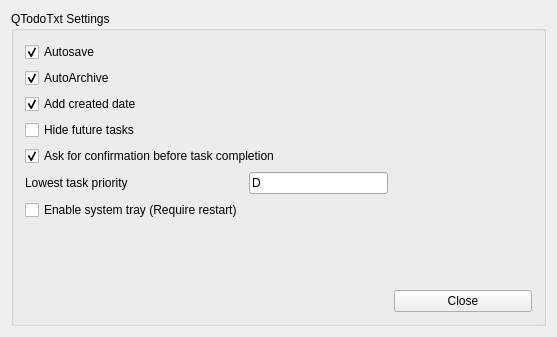
Above: qtodotxt/ui/dialogs/settingsui.ui from QTodoTxt/QTodoTxt before the change. Below: the same form after it.
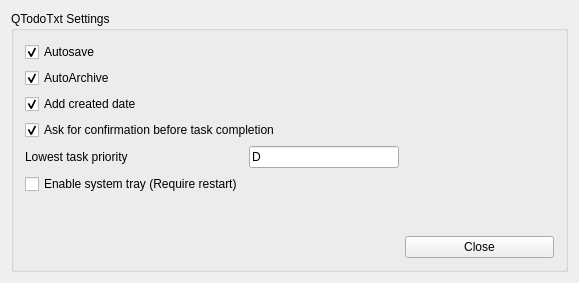
That is the form after the change.

Commit message: move HideFuture to toolbar instead os settings

```diff
--- a/qtodotxt/ui/dialogs/settingsui.ui
+++ b/qtodotxt/ui/dialogs/settingsui.ui
@@ -6,8 +6,8 @@
    <rect>
     <x>0</x>
     <y>0</y>
-    <width>557</width>
-    <height>337</height>
+    <width>579</width>
+    <height>283</height>
    </rect>
   </property>
   <property name="windowTitle">
@@ -50,17 +50,7 @@
         </property>
        </widget>
       </item>
-      <item row="3" column="0">
-       <widget class="QCheckBox" name="hideFutureTasksCheckBox">
-        <property name="text">
-         <string>Hide future tasks</string>
-        </property>
-        <property name="checked">
-         <bool>false</bool>
-        </property>
-       </widget>
-      </item>
-      <item row="4" column="0" colspan="2">
+      <item row="3" column="0" colspan="2">
        <widget class="QCheckBox" name="confirmCompletionCheckBox">
         <property name="text">
          <string>Ask for confirmation before task completion</string>
@@ -70,7 +60,14 @@
         </property>
        </widget>
       </item>
-      <item row="9" column="2">
+      <item row="4" column="0">
+       <widget class="QLabel" name="label">
+        <property name="text">
+         <string>Lowest task priority</string>
+        </property>
+       </widget>
+      </item>
+      <item row="8" column="2">
        <widget class="QPushButton" name="closeButton">
         <property name="text">
          <string>Close</string>
@@ -78,13 +75,13 @@
        </widget>
       </item>
       <item row="5" column="0">
-       <widget class="QLabel" name="label">
+       <widget class="QCheckBox" name="trayCheckBox">
         <property name="text">
-         <string>Lowest task priority</string>
+         <string>Enable system tray (Require restart)</string>
         </property>
        </widget>
       </item>
-      <item row="5" column="1">
+      <item row="4" column="1">
        <widget class="QLineEdit" name="lowestPriorityLineEdit">
         <property name="sizePolicy">
          <sizepolicy hsizetype="Minimum" vsizetype="Fixed">
@@ -103,7 +100,7 @@
         </property>
        </widget>
       </item>
-      <item row="8" column="2">
+      <item row="7" column="2">
        <spacer name="verticalSpacer">
         <property name="orientation">
          <enum>Qt::Vertical</enum>
@@ -116,13 +113,6 @@
         </property>
        </spacer>
       </item>
-      <item row="6" column="0">
-       <widget class="QCheckBox" name="trayCheckBox">
-        <property name="text">
-         <string>Enable system tray (Require restart)</string>
-        </property>
-       </widget>
-      </item>
      </layout>
     </widget>
    </item>
```
The commit also changes 3 other files.
